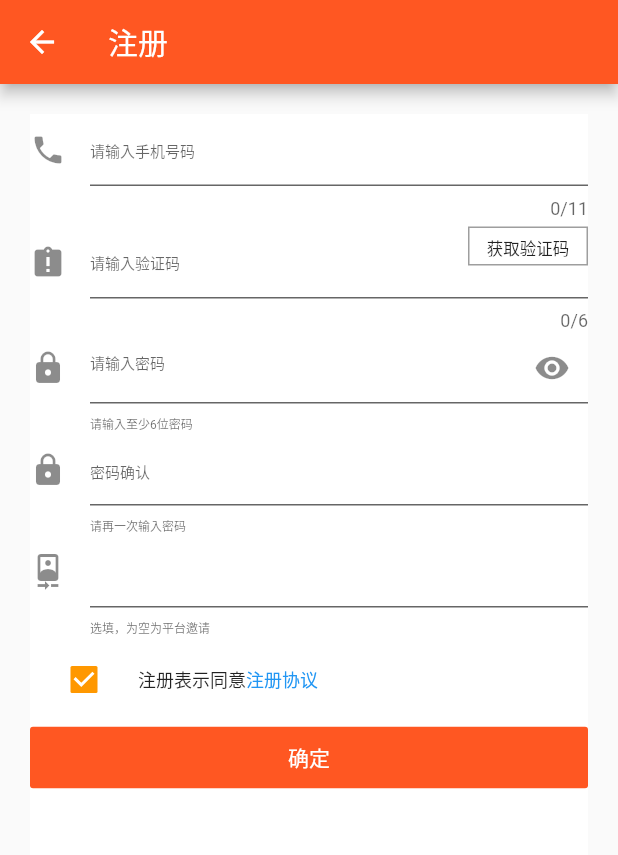
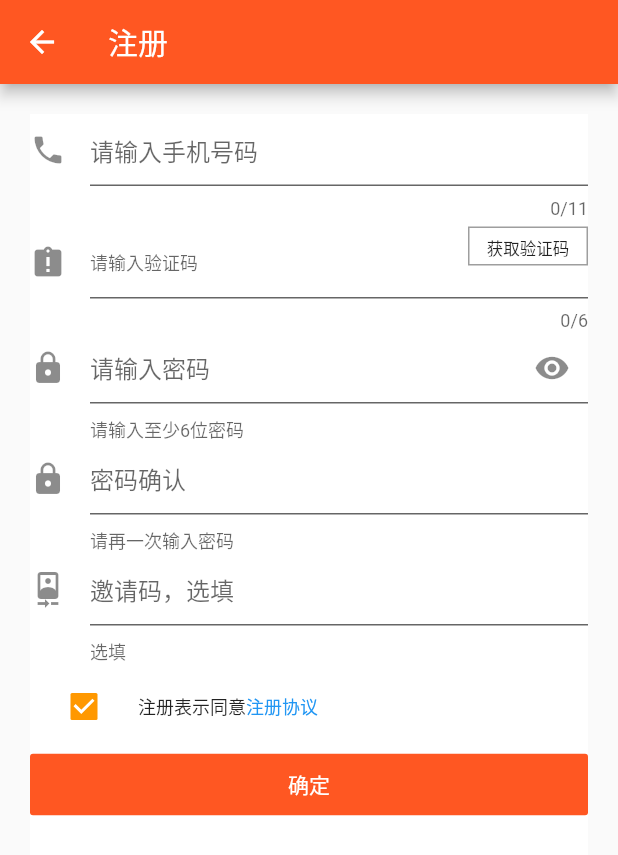
Before and after one commit to xiebao/hukabao_flutter, a Flutter app: the register screen opened directly, on a phone screen of 412 x 824 dp. Shown: the top 855 px of the screen. Run offline on Flutter 3.47's test engine with Material 2 defaults, Android fonts, the phone set to English and light mode, and no system bars; our stand-ins replace connectivity, dio, event_bus, fluro, flutter_swiper, package_info and 1 more; missing offline and left inert: barcode_scan, city_pickers, flutter_cupertino_date_picker, flutter_picker, flutter_webview_plugin, fluwx and 1 more; accounts and stored records are empty; network calls fail; statements that could not run were skipped.

Commit message:
修改注册和忘记密码样式

```diff
--- a/lib/views/MyInfoPage.dart
+++ b/lib/views/MyInfoPage.dart
@@ -140,7 +140,8 @@ String _token;
         break;
       case 2:
 //        是一张图来的   String img_url = "${GlobalConfig.webbase}CreditCard/myqrCode/token/";
-          Application.run(context, "/web",url: "${GlobalConfig.webbase}/CreditCard/myqrCode/token/",title: '我的邀请码');
+//          Application.run(context, "/web",url: "${GlobalConfig.webbase}/CreditCard/myqrCode/token/",title: '我的邀请码');
+          Application.router.navigateTo(context, "/share");
 
         break;
       case 3:
--- a/lib/views/register.dart
+++ b/lib/views/register.dart
@@ -192,13 +192,11 @@ class registerState extends State<register> {
         });
       },
       decoration: InputDecoration(
-        contentPadding: const EdgeInsets.symmetric(vertical: 10.0),
+        contentPadding: const EdgeInsets.symmetric(vertical: 12.0),
         filled: true,
         hintText: "请输入密码",
         helperText: "请输入至少6位密码",
-        helperStyle: TextStyle(fontSize: 8),
         icon: Icon(Icons.lock) ,
-        hintStyle: TextStyle(fontSize: 10),
         fillColor: Colors.white,
         errorStyle: TextStyle(fontSize: 8),
         suffixIcon: GestureDetector(
@@ -222,12 +220,10 @@ class registerState extends State<register> {
 //      enabled: _password != '' && _password.isNotEmpty,
       obscureText: true,
       decoration: const InputDecoration(
-        contentPadding: const EdgeInsets.symmetric(vertical: 10.0),
+        contentPadding: const EdgeInsets.symmetric(vertical: 12.0),
         hintText: "密码确认",
         helperText: "请再一次输入密码",
-        helperStyle: TextStyle(fontSize: 8),
         icon: Icon(Icons.lock) ,
-        hintStyle: TextStyle(fontSize: 10),
         filled: true,
         fillColor: Colors.white,
         errorStyle: TextStyle(fontSize: 8),
@@ -248,18 +244,15 @@ class registerState extends State<register> {
   Widget _buildFromCodeText() {
     return TextFormField(
       decoration: InputDecoration(
-        contentPadding: const EdgeInsets.symmetric(vertical: 10.0),
-        helperText: '选填，为空为平台邀请',
-        helperStyle: TextStyle(fontSize: 8),
+        contentPadding: const EdgeInsets.symmetric(vertical: 12.0),
+        helperText: '选填',
+        hintText: "邀请码，选填",
         filled: true,
         icon: Icon(Icons.camera_front) ,
-
-        hintStyle: TextStyle(fontSize: 10),
         fillColor: Colors.white,
         errorStyle: TextStyle(fontSize: 8),
       ),
       autovalidate: true,
-      style: new TextStyle(fontSize: GlobalConfig.formfontSize),
       validator: (String value) {},
       onSaved: (String value) {
         _inviteCode = value.trim();
@@ -272,16 +265,15 @@ class registerState extends State<register> {
     return TextFormField(
 //      autovalidate: true,
       decoration: InputDecoration(
-        contentPadding: const EdgeInsets.symmetric(vertical: 10.0),
+        contentPadding: const EdgeInsets.symmetric(vertical: 12.0),
         icon: Icon(Icons.phone) ,
         hintText:  "请输入手机号码",
-        hintStyle: TextStyle(fontSize: 10),
+//        hintStyle: TextStyle(fontSize: 10),
         filled: true,
         fillColor: Colors.white,
-        errorStyle: TextStyle(fontSize: 8),
+//        errorStyle: TextStyle(fontSize: 8),
       ),
 //      style: Theme.of(context).textTheme.headline,
-      style: new TextStyle(fontSize: GlobalConfig.formfontSize),
       maxLines: 1,
       maxLength: 11,
       //键盘展示为号码
@@ -312,10 +304,10 @@ class registerState extends State<register> {
 //      autovalidate: true,
       style: new TextStyle(fontSize: GlobalConfig.formfontSize),
       decoration: new InputDecoration(
-        contentPadding: const EdgeInsets.symmetric(vertical: 10.0),
+        contentPadding: const EdgeInsets.symmetric(vertical: 12.0),
         icon: Icon(Icons.assignment_late) ,
         hintText:  "请输入验证码",
-        hintStyle: TextStyle(fontSize: 10),
+//        hintStyle: TextStyle(fontSize: 10),
         filled: true,
         fillColor: Colors.white,
         errorStyle: TextStyle(fontSize: 8),
```
Also changed, not shown: lib/views/fogetpwd.dart (+4 -11 lines).
